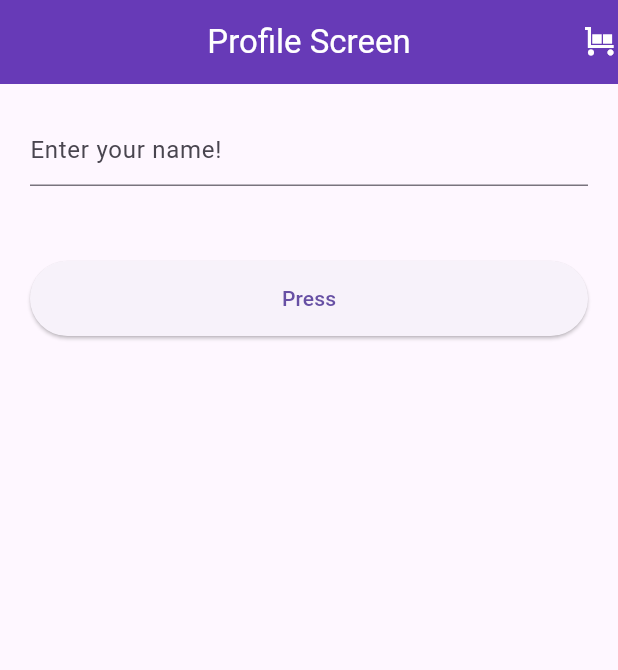
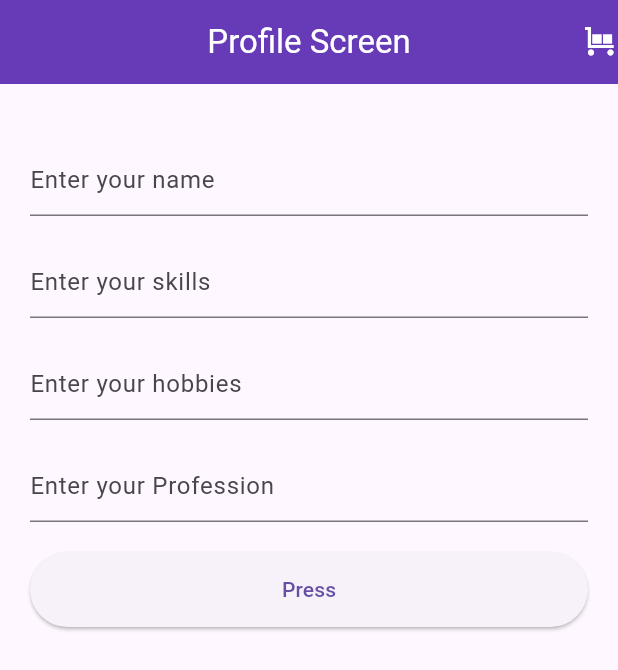
Before and after one commit to MaviaZindani/JawamPakistan_Flutter_Project, a Flutter app: the screen it shows after launch, after a tap on "Press", on a phone screen of 412 x 824 dp. Shown: the top 670 px of the screen. Run offline on Flutter 3.47's test engine with Material 3 defaults, Android fonts, the phone set to English and light mode, and no system bars.

Commit message:
first commit

```diff
--- a/flutter1project/lib/Profile_Screen.dart
+++ b/flutter1project/lib/Profile_Screen.dart
@@ -1,4 +1,5 @@
 import 'package:flutter/material.dart';
+import 'package:flutter1project/widget.dart';
 
 class profileScreen extends StatefulWidget {
   const profileScreen({super.key});
@@ -9,45 +10,42 @@ class profileScreen extends StatefulWidget {
 
 class _profileScreenState extends State<profileScreen> {
   TextEditingController namecontroller = TextEditingController();
+  TextEditingController skillcontroller = TextEditingController();
+  TextEditingController hobbiecontroller = TextEditingController();
+  TextEditingController professioncontroller = TextEditingController();
   @override
   Widget build(BuildContext context) {
     return Scaffold(
       appBar: AppBar(
-        actions: const [
-          Icon(
-            Icons.trolley,
-            color: Colors.white,
-          )
-        ],
-        title: const Text(
-          'Profile Screen',
-          style: TextStyle(color: Colors.white),
-        ),
+        actions: const [Icon(Icons.trolley,color: Colors.white,)],
+        title: const Text('Profile Screen',style: TextStyle(color: Colors.white),),
         centerTitle: true,
-        backgroundColor: Colors.deepPurple,
-      ),
+        backgroundColor: Colors.deepPurple,),
       body: Padding(
-        padding: const EdgeInsets.symmetric(horizontal: 20.0),
+        padding: const EdgeInsets.symmetric(horizontal: 20.0,vertical: 40.0),
         child: Column(
           children: [
-            const SizedBox(
-              height: 20,
-            ),
-            TextFormField(
-              controller: namecontroller,
-              decoration: InputDecoration(hintText: 'Enter your name!'),
-            ),
-            const SizedBox(
-              height: 50,
-            ),
+            textInput(controller: namecontroller, textHint: 'Enter your name'),
+            SizedBox(height: 20,),
+            textInput(controller: skillcontroller, textHint: 'Enter your skills'),
+            SizedBox(height: 20,),
+            textInput(controller: hobbiecontroller, textHint: 'Enter your hobbies'),
+            SizedBox(height: 20,),
+            textInput(controller: professioncontroller, textHint: 'Enter your Profession'),
+            SizedBox(height: 20,),
             ElevatedButton(
               onPressed: () {
-                print("name: ${namecontroller.text}");
+                print("""
+                name: ${namecontroller.text}
+                skill: ${skillcontroller.text}
+                hobbie: ${hobbiecontroller.text}
+                Profession: ${professioncontroller.text}
+                """);
                 namecontroller.clear();
               },
               child: Text('Press'),
               style: ButtonStyle(
-                fixedSize: MaterialStateProperty.all<Size>(Size(2000, 50)),
+              fixedSize: MaterialStateProperty.all<Size>(Size(2000, 50)),
               ),
             )
           ],
--- /dev/null
+++ b/flutter1project/lib/widget.dart
@@ -0,0 +1,15 @@
+import 'package:flutter/material.dart';
+
+class textInput extends StatelessWidget {
+ final TextEditingController controller;
+ String textHint ;
+ textInput({super.key , required this.controller,required this.textHint});
+
+  @override
+  Widget build(BuildContext context) {
+    return TextFormField(
+      controller: controller,
+      decoration: InputDecoration(hintText: textHint),
+    );
+  }
+}
```
